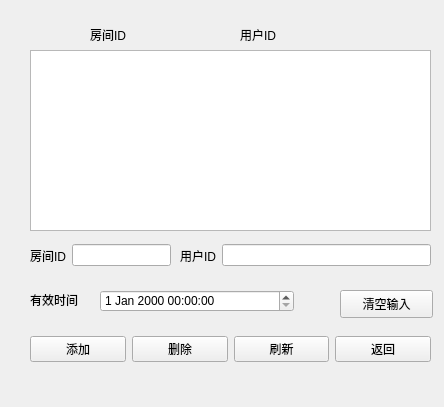
This is Master/usermanagementwidget.ui in L-Jay1999/DistributedTemperatureControlSystem as Qt 5 draws it before an edit. The edited form follows.
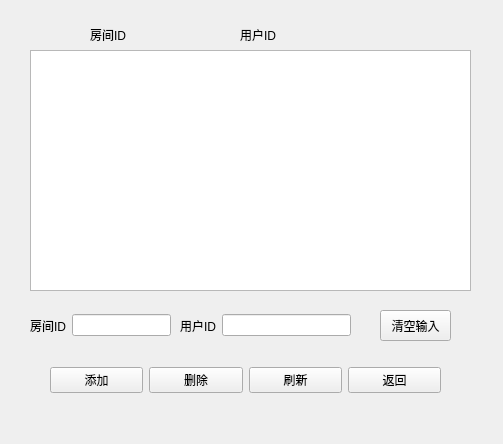
This is the edited form.

```diff
--- a/Master/usermanagementwidget.ui
+++ b/Master/usermanagementwidget.ui
@@ -6,8 +6,8 @@
    <rect>
     <x>0</x>
     <y>0</y>
-    <width>444</width>
-    <height>407</height>
+    <width>503</width>
+    <height>444</height>
    </rect>
   </property>
   <property name="windowTitle">
@@ -18,8 +18,8 @@
     <rect>
      <x>30</x>
      <y>50</y>
-     <width>401</width>
-     <height>181</height>
+     <width>441</width>
+     <height>241</height>
     </rect>
    </property>
   </widget>
@@ -27,7 +27,7 @@
    <property name="geometry">
     <rect>
      <x>30</x>
-     <y>230</y>
+     <y>300</y>
      <width>141</width>
      <height>51</height>
     </rect>
@@ -48,9 +48,9 @@
   <widget class="QWidget" name="horizontalLayoutWidget_2">
    <property name="geometry">
     <rect>
-     <x>30</x>
-     <y>329</y>
-     <width>401</width>
+     <x>50</x>
+     <y>360</y>
+     <width>391</width>
      <height>41</height>
     </rect>
    </property>
@@ -115,8 +115,8 @@
    <property name="geometry">
     <rect>
      <x>180</x>
-     <y>230</y>
-     <width>251</width>
+     <y>300</y>
+     <width>171</width>
      <height>51</height>
     </rect>
    </property>
@@ -136,39 +136,24 @@
   <widget class="QPushButton" name="pushButton_clear">
    <property name="geometry">
     <rect>
-     <x>340</x>
-     <y>290</y>
-     <width>93</width>
-     <height>28</height>
+     <x>380</x>
+     <y>310</y>
+     <width>71</width>
+     <height>31</height>
     </rect>
    </property>
    <property name="text">
     <string>清空输入</string>
    </property>
   </widget>
-  <widget class="QLabel" name="label_5">
-   <property name="geometry">
-    <rect>
-     <x>30</x>
-     <y>280</y>
-     <width>61</width>
-     <height>39</height>
-    </rect>
-   </property>
-   <property name="text">
-    <string>有效时间</string>
-   </property>
-  </widget>
-  <widget class="QDateTimeEdit" name="dateTimeEdit">
-   <property name="geometry">
-    <rect>
-     <x>100</x>
-     <y>290</y>
-     <width>194</width>
-     <height>22</height>
-    </rect>
-   </property>
-  </widget>
+  <zorder>textEdit</zorder>
+  <zorder>horizontalLayoutWidget</zorder>
+  <zorder>horizontalLayoutWidget_2</zorder>
+  <zorder>label_2</zorder>
+  <zorder>label</zorder>
+  <zorder>horizontalLayoutWidget_4</zorder>
+  <zorder>pushButton_clear</zorder>
+  <zorder>label_4</zorder>
  </widget>
  <resources/>
  <connections/>
```
